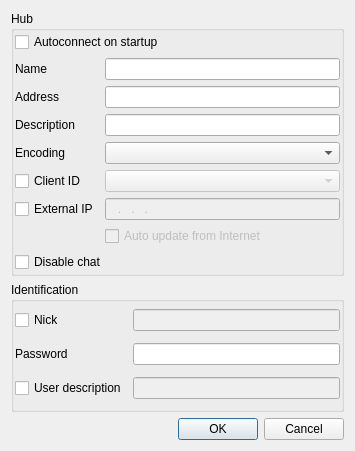
Qt form eiskaltdcpp-qt/ui/UIFavoriteHubEditor.ui (eiskaltdcpp/eiskaltdcpp) before a commit.
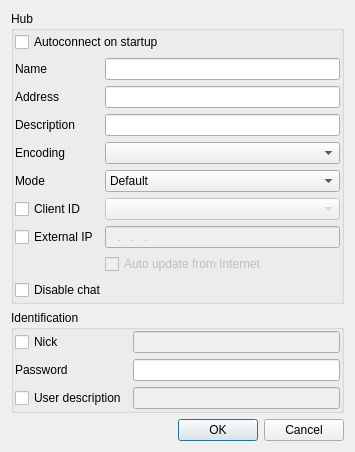
The same form after that commit. Custom widgets are drawn as their Qt base class.

Commit message: DC++ core: 	* Disabled ignoring of all incoming searches EiskaltDC++ Qt: 	* Connection mode for favorite hub entries

Diff of the .ui file:
```diff
--- a/eiskaltdcpp-qt/ui/UIFavoriteHubEditor.ui
+++ b/eiskaltdcpp-qt/ui/UIFavoriteHubEditor.ui
@@ -82,28 +82,28 @@
         </property>
        </widget>
       </item>
-      <item row="5" column="0">
+      <item row="6" column="0">
        <widget class="QCheckBox" name="checkBox_CID">
         <property name="text">
          <string>Client ID</string>
         </property>
        </widget>
       </item>
-      <item row="6" column="0">
+      <item row="7" column="0">
        <widget class="QCheckBox" name="checkBox_IP">
         <property name="text">
          <string>External IP</string>
         </property>
        </widget>
       </item>
-      <item row="5" column="1">
-       <widget class="QComboBox" name="comboBox_CID">
-        <property name="enabled">
-         <bool>false</bool>
-        </property>
-       </widget>
-      </item>
       <item row="6" column="1">
+       <widget class="QComboBox" name="comboBox_CID">
+        <property name="enabled">
+         <bool>false</bool>
+        </property>
+       </widget>
+      </item>
+      <item row="7" column="1">
        <widget class="LineEdit" name="lineEdit_IP">
         <property name="enabled">
          <bool>false</bool>
@@ -113,7 +113,7 @@
         </property>
        </widget>
       </item>
-      <item row="7" column="1">
+      <item row="8" column="1">
        <widget class="QCheckBox" name="checkBox_USEINTERNET">
         <property name="enabled">
          <bool>false</bool>
@@ -123,13 +123,39 @@
         </property>
        </widget>
       </item>
-      <item row="8" column="0" colspan="2">
+      <item row="9" column="0" colspan="2">
        <widget class="QCheckBox" name="checkBox_DISABLECHAT">
         <property name="text">
          <string>Disable chat</string>
         </property>
        </widget>
       </item>
+      <item row="5" column="1">
+       <widget class="QComboBox" name="comboBox_MODE">
+        <item>
+         <property name="text">
+          <string>Default</string>
+         </property>
+        </item>
+        <item>
+         <property name="text">
+          <string>Active</string>
+         </property>
+        </item>
+        <item>
+         <property name="text">
+          <string>Passive</string>
+         </property>
+        </item>
+       </widget>
+      </item>
+      <item row="5" column="0">
+       <widget class="QLabel" name="label_6">
+        <property name="text">
+         <string>Mode</string>
+        </property>
+       </widget>
+      </item>
      </layout>
     </widget>
    </item>
```
The commit also changes 2 other files.
